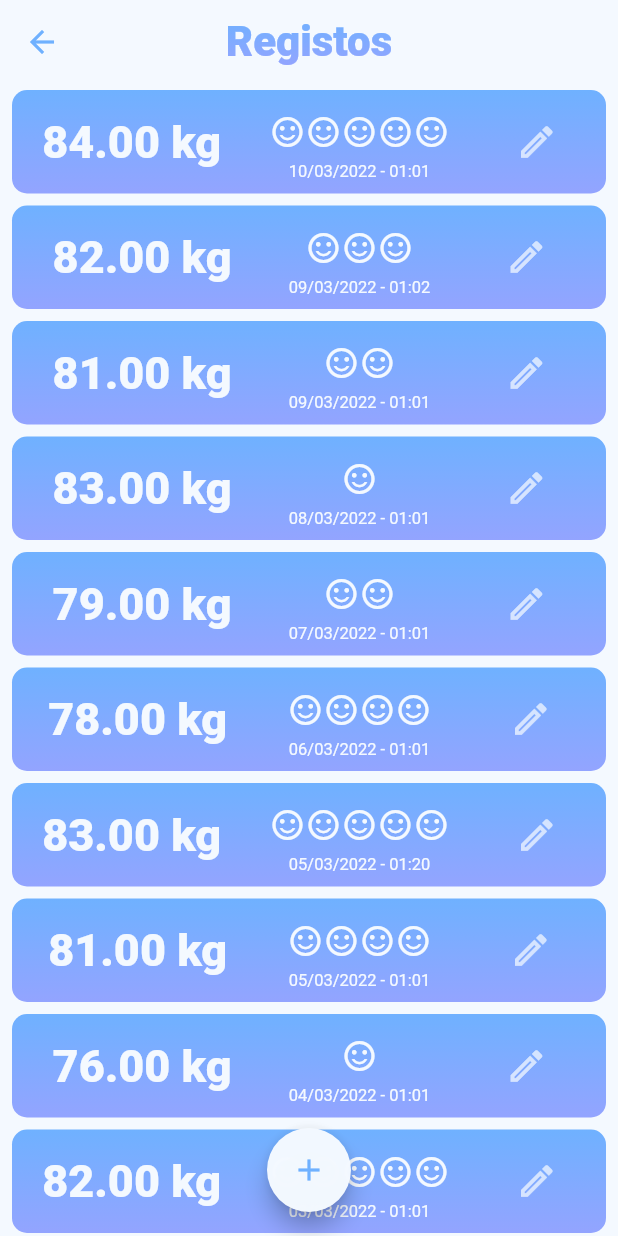
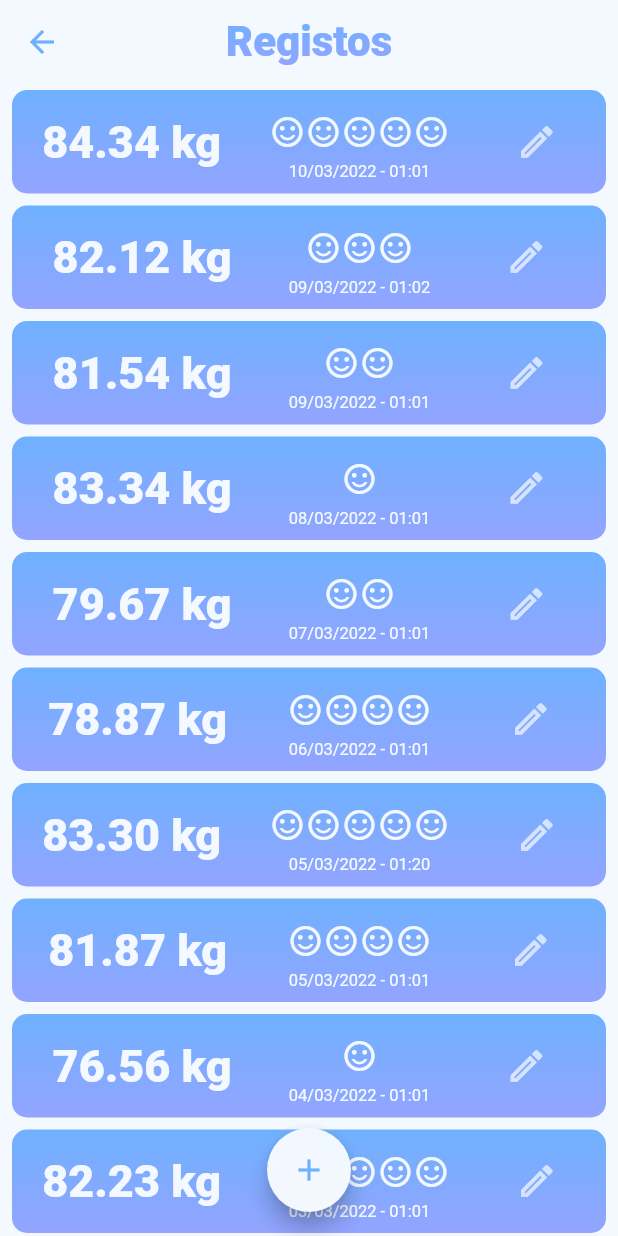
Before and after one commit to filipe-21903016/mini-projeto-flutter, a Flutter app: the screen it shows after launch, after a tap on "Registos", on a phone screen of 412 x 824 dp. Run offline on Flutter 3.47's test engine with Material 2 defaults, Android fonts, the phone set to English and light mode, and no system bars; drawn by our look-alikes of gradient_widgets; our stand-ins replace bloc, charts_flutter, equatable, flutter_bloc.

Commit message:
minor changes

```diff
--- a/lib/data/data_source.dart
+++ b/lib/data/data_source.dart
@@ -7,21 +7,21 @@ class DataSource {
 
   static final DataSource _instance = DataSource._privateConstructor();
   static final List<Entry> _entries = [
-    Entry.withDatetime(weight: 80.00, fed: true, feel: 1, notes: "", dateTime: "01/01/2022 - 01:01"),
-    Entry.withDatetime(weight: 78.00, fed: false, feel: 2, notes: "", dateTime: "02/02/2022 - 01:01"),
-    Entry.withDatetime(weight: 77.00, fed: false, feel: 3, notes: "", dateTime: "03/02/2022 - 01:01"),
-    Entry.withDatetime(weight: 81.00, fed: true, feel: 4, notes: "", dateTime: "02/03/2022 - 01:01"),
-    Entry.withDatetime(weight: 82.00, fed: true, feel: 5, notes: "", dateTime: "03/03/2022 - 01:01"),
-    Entry.withDatetime(weight: 76.00, fed: false, feel: 1, notes: "", dateTime: "04/03/2022 - 01:01"),
-    Entry.withDatetime(weight: 81.00, fed: true, feel: 4, notes: "", dateTime: "05/03/2022 - 01:01"),
-    Entry.withDatetime(weight: 83.00, fed: false, feel: 5, notes: "", dateTime: "05/03/2022 - 01:20"),
-    Entry.withDatetime(weight: 77.00, fed: false, feel: 3, notes: "", dateTime: "02/03/2022 - 01:01"),
-    Entry.withDatetime(weight: 78.00, fed: true, feel: 4, notes: "", dateTime: "06/03/2022 - 01:01"),
-    Entry.withDatetime(weight: 79.00, fed: false, feel: 2, notes: "", dateTime: "07/03/2022 - 01:01"),
-    Entry.withDatetime(weight: 83.00, fed: false, feel: 1, notes: "", dateTime: "08/03/2022 - 01:01"),
-    Entry.withDatetime(weight: 81.00, fed: false, feel: 2, notes: "", dateTime: "09/03/2022 - 01:01"),
-    Entry.withDatetime(weight: 82.00, fed: false, feel: 3, notes: "", dateTime: "09/03/2022 - 01:02"),
-    Entry.withDatetime(weight: 84.00, fed: false, feel: 5, notes: "", dateTime: "10/03/2022 - 01:01"),
+    Entry.withDatetime(weight: 80.12, fed: true, feel: 1, notes: "", dateTime: "01/01/2022 - 01:01"),
+    Entry.withDatetime(weight: 78.50, fed: false, feel: 2, notes: "", dateTime: "02/02/2022 - 01:01"),
+    Entry.withDatetime(weight: 77.32, fed: false, feel: 3, notes: "", dateTime: "03/02/2022 - 01:01"),
+    Entry.withDatetime(weight: 81.43, fed: true, feel: 4, notes: "", dateTime: "02/03/2022 - 01:01"),
+    Entry.withDatetime(weight: 82.23, fed: true, feel: 5, notes: "", dateTime: "03/03/2022 - 01:01"),
+    Entry.withDatetime(weight: 76.56, fed: false, feel: 1, notes: "", dateTime: "04/03/2022 - 01:01"),
+    Entry.withDatetime(weight: 81.87, fed: true, feel: 4, notes: "", dateTime: "05/03/2022 - 01:01"),
+    Entry.withDatetime(weight: 83.30, fed: false, feel: 5, notes: "", dateTime: "05/03/2022 - 01:20"),
+    Entry.withDatetime(weight: 77.99, fed: false, feel: 3, notes: "", dateTime: "02/03/2022 - 01:01"),
+    Entry.withDatetime(weight: 78.87, fed: true, feel: 4, notes: "", dateTime: "06/03/2022 - 01:01"),
+    Entry.withDatetime(weight: 79.67, fed: false, feel: 2, notes: "", dateTime: "07/03/2022 - 01:01"),
+    Entry.withDatetime(weight: 83.34, fed: false, feel: 1, notes: "", dateTime: "08/03/2022 - 01:01"),
+    Entry.withDatetime(weight: 81.54, fed: false, feel: 2, notes: "", dateTime: "09/03/2022 - 01:01"),
+    Entry.withDatetime(weight: 82.12, fed: false, feel: 3, notes: "", dateTime: "09/03/2022 - 01:02"),
+    Entry.withDatetime(weight: 84.34, fed: false, feel: 5, notes: "", dateTime: "10/03/2022 - 01:01"),
   ];
 
   factory DataSource() => _instance;
--- a/lib/services/data_service.dart
+++ b/lib/services/data_service.dart
@@ -1,3 +1,5 @@
+import 'dart:math';
+
 import 'package:charts_flutter/flutter.dart' as charts;
 import 'package:flutter/material.dart';
 import 'package:i_que_peso/data/data_source.dart';
@@ -27,8 +29,7 @@ class DataService {
 
   static double _getNDayWeightMean(int n) {
     List<Entry> entries = _getNDaysEntries(n);
-    final mean = (entries.map((e) => e.weight).sum) / entries.length;
-    return mean.roundToDouble();
+    return (entries.map((e) => e.weight).sum) / entries.length;
   }
 
   static List<Entry> _getEntriesBetweenXAndYDays(int n1, int n2) {
@@ -62,8 +63,7 @@ class DataService {
 
   static double _getNDaysFeelMean(int n) {
     List<Entry> entries = _getNDaysEntries(n);
-    final mean = (entries.map((e) => e.feel).sum) / entries.length;
-    return mean.roundToDouble();
+    return (entries.map((e) => e.feel).sum) / entries.length;
   }
 
   static double get7DayFeelMean() {
@@ -134,4 +134,5 @@ class DataService {
             barColor: charts.ColorUtil.fromDartColor(Colors.white)))
         .toList();
   }
+
 }
--- a/lib/views/widgets/dashboard_cards.dart
+++ b/lib/views/widgets/dashboard_cards.dart
@@ -303,11 +303,12 @@ class GraphWidget extends StatelessWidget {
       charts.Series(
         id: "Registo (kg)",
         data: DataService.buildEntrySeriesList(),
-        domainFn: (EntrySeries series, _) => series.weight.toStringAsFixed(2),
+        domainFn: (EntrySeries series, _) => series.weight.toStringAsFixed(0),
         measureFn: (EntrySeries series, _) => series.weight,
         colorFn: (EntrySeries series, _) => series.barColor,
-      ),
+      )
     ];
+
     return charts.BarChart(
       series,
       animate: true,
@@ -318,7 +319,7 @@ class GraphWidget extends StatelessWidget {
           ),
         )
       ],
-      barGroupingType: charts.BarGroupingType.stacked,
+      barGroupingType: charts.BarGroupingType.groupedStacked,
       domainAxis: const charts.OrdinalAxisSpec(
           renderSpec: charts.SmallTickRendererSpec(
               labelStyle: charts.TextStyleSpec(
```
